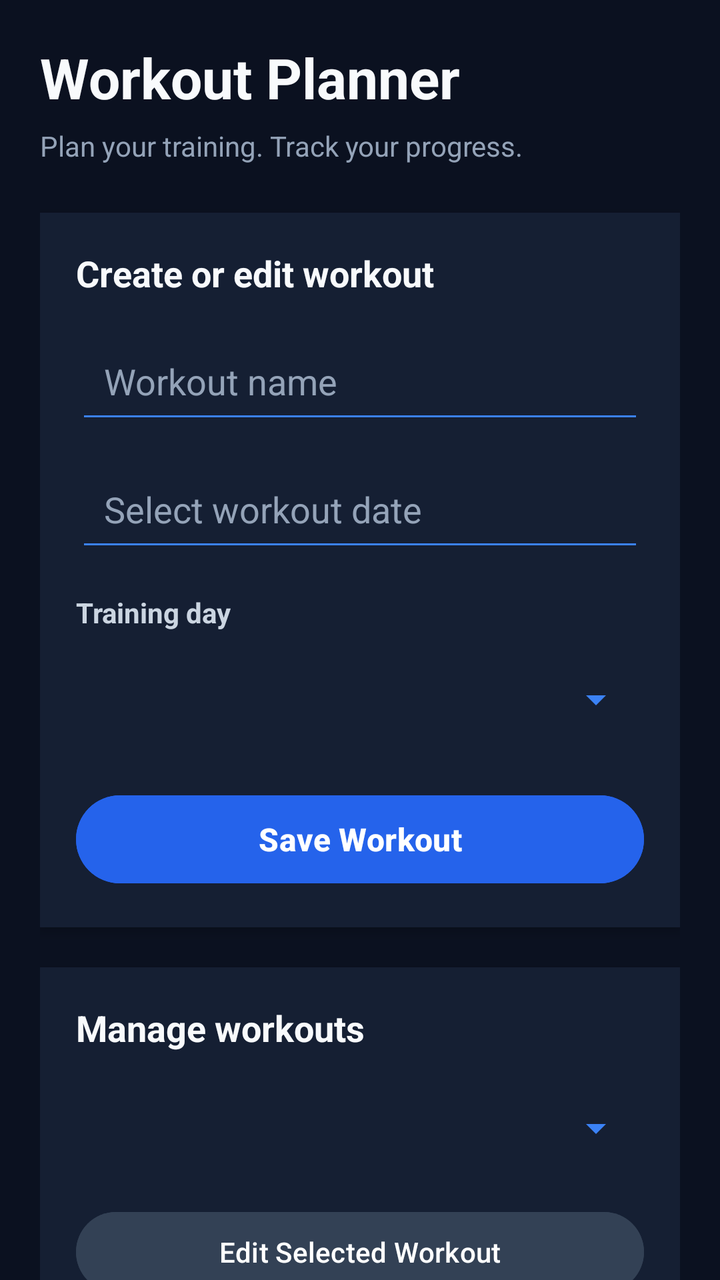
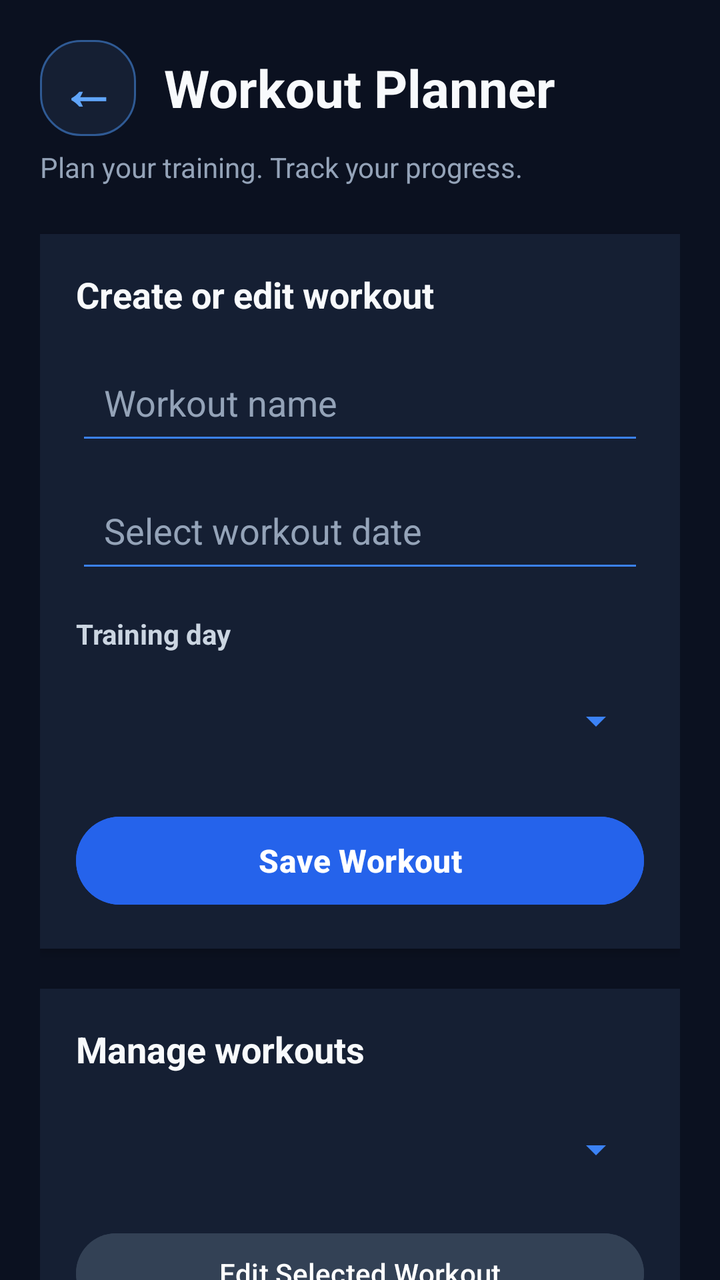

Compare the two renders of this Android layout. The source of the first and the diff that turns it into the second are given below.
<!-- AndroidManifest.xml: application theme Theme.GymTrackerPro -->
<!-- res/layout/activity_workouts.xml -->
<?xml version="1.0" encoding="utf-8"?>
<ScrollView xmlns:android="http://schemas.android.com/apk/res/android"
    android:layout_width="match_parent"
    android:layout_height="match_parent"
    android:background="#0B1120"
    android:fillViewport="true"
    android:scrollbars="none">

    <LinearLayout
        android:layout_width="match_parent"
        android:layout_height="wrap_content"
        android:orientation="vertical"
        android:padding="20dp">

        
        <TextView
            android:layout_width="match_parent"
            android:layout_height="wrap_content"
            android:text="Workout Planner"
            android:textColor="#F8FAFC"
            android:textSize="28sp"
            android:textStyle="bold" />

        <TextView
            android:layout_width="match_parent"
            android:layout_height="wrap_content"
            android:layout_marginTop="6dp"
            android:layout_marginBottom="24dp"
            android:text="Plan your training. Track your progress."
            android:textColor="#94A3B8"
            android:textSize="14sp" />

        
        <LinearLayout
            android:layout_width="match_parent"
            android:layout_height="wrap_content"
            android:orientation="vertical"
            android:padding="18dp"
            android:background="#151F33"
            android:elevation="3dp">

            <TextView
                android:layout_width="match_parent"
                android:layout_height="wrap_content"
                android:text="Create or edit workout"
                android:textColor="#F8FAFC"
                android:textSize="18sp"
                android:textStyle="bold"
                android:layout_marginBottom="16dp" />

            <EditText
                android:id="@+id/editWorkoutName"
                android:layout_width="match_parent"
                android:layout_height="52dp"
                android:hint="Workout name"
                android:inputType="textCapSentences"
                android:padding="14dp"
                android:backgroundTint="#3B82F6"
                android:textColor="#F8FAFC"
                android:textColorHint="#94A3B8" />

            <EditText
                android:id="@+id/editWorkoutDate"
                android:layout_width="match_parent"
                android:layout_height="52dp"
                android:layout_marginTop="12dp"
                android:hint="Select workout date"
                android:focusable="false"
                android:clickable="true"
                android:padding="14dp"
                android:backgroundTint="#3B82F6"
                android:textColor="#F8FAFC"
                android:textColorHint="#94A3B8" />

            <TextView
                android:layout_width="match_parent"
                android:layout_height="wrap_content"
                android:layout_marginTop="16dp"
                android:layout_marginBottom="8dp"
                android:text="Training day"
                android:textColor="#CBD5E1"
                android:textSize="14sp"
                android:textStyle="bold" />

            <Spinner
                android:id="@+id/spinnerWorkoutDay"
                android:layout_width="match_parent"
                android:layout_height="52dp"
                android:backgroundTint="#3B82F6"
                android:paddingStart="10dp"
                android:paddingEnd="10dp" />

            <Button
                android:id="@+id/buttonSaveWorkout"
                android:layout_width="match_parent"
                android:layout_height="52dp"
                android:layout_marginTop="18dp"
                android:text="Save Workout"
                android:textAllCaps="false"
                android:textColor="#FFFFFF"
                android:textSize="16sp"
                android:textStyle="bold"
                android:backgroundTint="#2563EB" />

        </LinearLayout>

        
        <LinearLayout
            android:layout_width="match_parent"
            android:layout_height="wrap_content"
            android:layout_marginTop="20dp"
            android:orientation="vertical"
            android:padding="18dp"
            android:background="#151F33"
            android:elevation="3dp">

            <TextView
                android:layout_width="match_parent"
                android:layout_height="wrap_content"
                android:text="Manage workouts"
                android:textColor="#F8FAFC"
                android:textSize="18sp"
                android:textStyle="bold"
                android:layout_marginBottom="12dp" />

            <Spinner
                android:id="@+id/spinnerSelectWorkout"
                android:layout_width="match_parent"
                android:layout_height="52dp"
                android:backgroundTint="#3B82F6"
                android:paddingStart="10dp"
                android:paddingEnd="10dp" />

            <Button
                android:id="@+id/buttonEditWorkout"
                android:layout_width="match_parent"
                android:layout_height="48dp"
                android:layout_marginTop="12dp"
                android:text="Edit Selected Workout"
                android:textAllCaps="false"
                android:textColor="#FFFFFF"
                android:backgroundTint="#334155" />

            <Button
                android:id="@+id/buttonToggleCompletion"
                android:layout_width="match_parent"
                android:layout_height="48dp"
                android:layout_marginTop="8dp"
                android:text="Toggle Completion"
                android:textAllCaps="false"
                android:textColor="#FFFFFF"
                android:backgroundTint="#1D4ED8" />

            <Button
                android:id="@+id/buttonDeleteWorkout"
                android:layout_width="match_parent"
                android:layout_height="48dp"
                android:layout_marginTop="8dp"
                android:text="Delete Selected Workout"
                android:textAllCaps="false"
                android:textColor="#FFFFFF"
                android:backgroundTint="#B91C1C" />

        </LinearLayout>

        
        <LinearLayout
            android:layout_width="match_parent"
            android:layout_height="wrap_content"
            android:layout_marginTop="20dp"
            android:orientation="vertical"
            android:padding="18dp"
            android:background="#151F33"
            android:elevation="3dp">

            <TextView
                android:layout_width="match_parent"
                android:layout_height="wrap_content"
                android:text="Your workout schedule"
                android:textColor="#F8FAFC"
                android:textSize="18sp"
                android:textStyle="bold"
                android:layout_marginBottom="12dp" />

            <TextView
                android:id="@+id/textWorkoutList"
                android:layout_width="match_parent"
                android:layout_height="wrap_content"
                android:minHeight="60dp"
                android:text="Your saved workouts will appear here."
                android:textColor="#CBD5E1"
                android:textSize="14sp"
                android:lineSpacingExtra="6dp" />

        </LinearLayout>

        
        <Button
            android:id="@+id/buttonBackHome"
            android:layout_width="match_parent"
            android:layout_height="52dp"
            android:layout_marginTop="22dp"
            android:layout_marginBottom="12dp"
            android:text="Back to Dashboard"
            android:textAllCaps="false"
            android:textColor="#F8FAFC"
            android:backgroundTint="#334155" />

    </LinearLayout>

</ScrollView>
<!-- resources referenced by this layout -->
<resources>
  <style name="Theme.GymTrackerPro" parent="Base.Theme.GymTrackerPro" />
  <style name="Base.Theme.GymTrackerPro" parent="Theme.Material3.Dark.NoActionBar">
          <item name="colorPrimary">@color/gt_blue</item>
          <item name="colorSurface">@color/gt_surface</item>
          <item name="android:windowBackground">@color/gt_background</item>
  
          
          <item name="android:statusBarColor">@color/gt_background</item>
          <item name="android:navigationBarColor">@color/gt_background</item>
          <item name="android:windowLightStatusBar">false</item>
      </style>
  <color name="gt_blue">#60A5FA</color>
  <color name="gt_surface">#151F33</color>
  <color name="gt_background">#0B1120</color>
</resources>

<!-- the commit's change to res/layout/activity_workouts.xml (unified diff, before → after) -->
@@ -12,14 +12,40 @@
         android:orientation="vertical"
         android:padding="20dp">
 
-        
-        <TextView
-            android:layout_width="match_parent"
-            android:layout_height="wrap_content"
-            android:text="Workout Planner"
-            android:textColor="#F8FAFC"
-            android:textSize="28sp"
-            android:textStyle="bold" />
+
+        
+        <LinearLayout
+            android:layout_width="match_parent"
+            android:layout_height="wrap_content"
+            android:orientation="horizontal"
+            android:gravity="center_vertical">
+
+            <TextView
+                android:id="@+id/buttonBackArrow"
+                android:layout_width="48dp"
+                android:layout_height="48dp"
+                android:background="@drawable/bg_card"
+                android:gravity="center"
+                android:text="←"
+                android:textColor="#60A5FA"
+                android:textSize="28sp"
+                android:textStyle="bold"
+                android:clickable="true"
+                android:focusable="true"
+                android:contentDescription="Back to dashboard" />
+
+            <TextView
+                android:layout_width="0dp"
+                android:layout_height="wrap_content"
+                android:layout_weight="1"
+                android:layout_marginStart="14dp"
+                android:text="Workout Planner"
+                android:textColor="#F8FAFC"
+                android:textSize="26sp"
+                android:textStyle="bold" />
+
+        </LinearLayout>
+
 
         <TextView
             android:layout_width="match_parent"
<!-- resource entries referenced after the edit -->
@@ -1,5 +1,12 @@
 <!-- resources referenced by this layout -->
 <resources>
+  <!-- drawable bg_card (drawable) -->
+  <?xml version="1.0" encoding="utf-8"?>
+  <shape xmlns:android="http://schemas.android.com/apk/res/android" android:shape="rectangle">
+      <solid android:color="@color/gt_surface" />
+      <corners android:radius="20dp" />
+      <stroke android:width="1dp" android:color="@color/gt_stroke" />
+  </shape>
   <style name="Theme.GymTrackerPro" parent="Base.Theme.GymTrackerPro" />
   <style name="Base.Theme.GymTrackerPro" parent="Theme.Material3.Dark.NoActionBar">
           <item name="colorPrimary">@color/gt_blue</item>
@@ -13,6 +20,7 @@
       </style>
   <color name="gt_blue">#60A5FA</color>
   <color name="gt_surface">#151F33</color>
+  <color name="gt_stroke">#2F5A94</color>
   <color name="gt_background">#0B1120</color>
 </resources>
 
